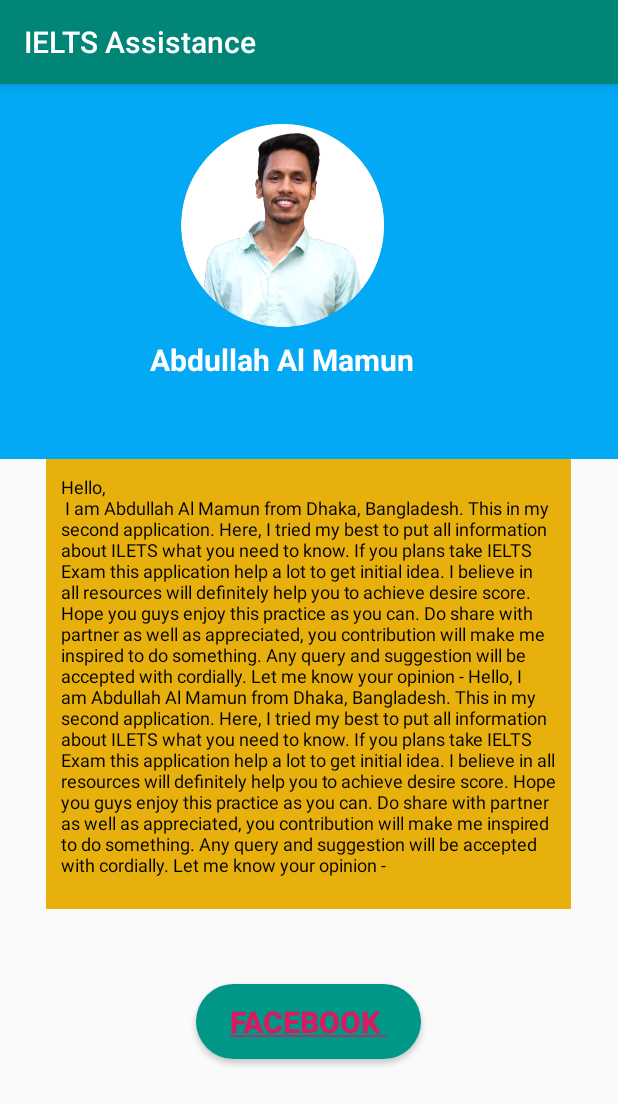
After one commit to Abdullahalmamun647/IELTSAssistance, an Android app: the author screen opened directly, with no data from a screen before it, on a phone screen of 412 x 824 dp. The commit adds this screen. Shown: the top 1104 px of the screen. Run offline under Robolectric (Android 15) with nearby library versions, the phone set to English and light mode, and no system bars.

Commit message:
IELTS Assistance

```diff
--- a/app/src/main/AndroidManifest.xml
+++ b/app/src/main/AndroidManifest.xml
@@ -9,10 +9,11 @@
         android:allowBackup="true"
         android:icon="@drawable/logo"
         android:label="@string/app_name"
-        android:roundIcon="@mipmap/ic_launcher_round"
+        android:roundIcon="@drawable/logo"
         android:supportsRtl="true"
         android:theme="@style/AppTheme">
-        <activity android:name=".resource"></activity>
+        <activity android:name=".author"></activity>
+        <activity android:name=".resource" />
         <activity android:name=".speaking" />
         <activity android:name=".listening" />
         <activity android:name=".writing" />
--- a/app/src/main/java/com/example/mamun/ieltsassistance/MainActivity.java
+++ b/app/src/main/java/com/example/mamun/ieltsassistance/MainActivity.java
@@ -3,24 +3,35 @@ package com.example.mamun.ieltsassistance;
 import android.content.Intent;
 import android.support.v7.app.AppCompatActivity;
 import android.os.Bundle;
+import android.view.LayoutInflater;
 import android.view.View;
 import android.widget.Button;
 import android.widget.ImageButton;
 import android.widget.ImageView;
+import android.widget.PopupWindow;
 import android.widget.Toast;
 
 public class MainActivity extends AppCompatActivity {
 ImageView listening1,reading1,writing,speaking;
 Button author1;
+
+
+
     @Override
     protected void onCreate(Bundle savedInstanceState) {
         super.onCreate(savedInstanceState);
         setContentView(R.layout.activity_main);
 author1=findViewById(R.id.author);
+author1.setOnClickListener(new View.OnClickListener() {
+    @Override
+    public void onClick(View view) {
+      //  startActivity(new Intent(MainActivity.this,pop.class));
+        Intent intent=new Intent(MainActivity.this,author.class);
+        startActivity(intent);
+    }
+});
 
     }
-
-
 
 
 
--- /dev/null
+++ b/app/src/main/java/com/example/mamun/ieltsassistance/author.java
@@ -0,0 +1,19 @@
+package com.example.mamun.ieltsassistance;
+
+import android.support.v7.app.AppCompatActivity;
+import android.os.Bundle;
+import android.text.method.LinkMovementMethod;
+import android.widget.Button;
+import android.widget.ImageView;
+
+public class author extends AppCompatActivity {
+Button face;
+    @Override
+    protected void onCreate(Bundle savedInstanceState) {
+        super.onCreate(savedInstanceState);
+        setContentView(R.layout.activity_author);
+        face=findViewById(R.id.facebook);
+        face.setMovementMethod(LinkMovementMethod.getInstance());
+
+    }
+}
--- /dev/null
+++ b/app/src/main/res/drawable/round.xml
@@ -0,0 +1,6 @@
+<?xml version="1.0" encoding="utf-8"?>
+<shape xmlns:android="http://schemas.android.com/apk/res/android">
+    <solid android:color="#009688"></solid>
+    <corners android:radius="40dp"></corners>
+
+</shape>
--- /dev/null
+++ b/app/src/main/res/layout/activity_author.xml
@@ -0,0 +1,79 @@
+<?xml version="1.0" encoding="utf-8"?>
+<LinearLayout xmlns:android="http://schemas.android.com/apk/res/android"
+    xmlns:app="http://schemas.android.com/apk/res-auto"
+    xmlns:tools="http://schemas.android.com/tools"
+    android:layout_width="match_parent"
+    android:orientation="vertical"
+
+    android:layout_height="match_parent"
+    tools:context=".author">
+<RelativeLayout
+    android:layout_width="match_parent"
+    android:layout_height="250dp"
+
+    android:background="#03A9F4">
+
+    <LinearLayout
+        android:layout_width="wrap_content"
+        android:layout_height="wrap_content"
+        android:layout_marginLeft="100dp"
+        android:layout_marginTop="20dp"
+        android:gravity="center"
+        android:orientation="vertical">
+
+        <ImageView
+            android:layout_width="150dp"
+            android:layout_height="150dp"
+            android:src="@drawable/mylogo" />
+        <LinearLayout
+            android:layout_width="wrap_content"
+            android:layout_height="wrap_content">
+            <TextView
+                android:layout_width="wrap_content"
+                android:layout_height="wrap_content"
+                android:text="Abdullah Al Mamun"
+                android:textColor="#FFFFFF"
+                android:textSize="20dp"
+                android:textStyle="bold" />
+
+        </LinearLayout>
+
+    </LinearLayout>
+
+</RelativeLayout>
+
+    <RelativeLayout
+        android:layout_width="350dp"
+        android:background="#E7B00D"
+   android:layout_gravity="center"
+        android:layout_height="300dp">
+
+
+
+                <TextView
+                    android:layout_width="wrap_content"
+                    android:layout_height="wrap_content"
+                    android:text="@string/opinion"
+                    android:padding="10dp"
+                    android:textSize="12dp"
+                    android:textColor="#000000"
+                  />
+
+
+    </RelativeLayout>
+
+<Button
+    android:layout_marginTop="50dp"
+    android:id="@+id/facebook"
+    android:layout_width="150dp"
+    android:text="@string/fb"
+    android:textStyle="bold"
+    android:textSize="20dp"
+    android:textColor="#FFFFFF"
+    android:layout_height="50dp"
+    android:background="@drawable/round"
+    android:layout_gravity="center"
+
+    />
+
+</LinearLayout>
--- a/app/src/main/res/layout/activity_main.xml
+++ b/app/src/main/res/layout/activity_main.xml
@@ -5,6 +5,7 @@
     android:layout_width="match_parent"
     android:layout_height="match_parent"
     tools:context=".MainActivity">
+
     <ScrollView
         android:layout_width="match_parent"
         android:layout_height="match_parent">
@@ -19,11 +20,12 @@
                 android:layout_width="wrap_content"
                 android:layout_height="wrap_content"
                 android:layout_alignParentTop="true"
+                android:layout_marginLeft="50dp"
                 android:layout_alignParentEnd="true"
                 android:layout_alignParentRight="true"
                 android:layout_marginTop="177dp"
                 android:layout_marginEnd="83dp"
-                android:layout_marginRight="83dp"
+                android:layout_marginRight="853dp"
                 android:onClick="ielts"
                 android:padding="0dp"
                 android:src="@drawable/ielts" />
@@ -42,7 +44,6 @@
                 android:src="@drawable/listening" />
 
             <ImageView
-                android:onClick="reading"
                 android:layout_width="wrap_content"
                 android:layout_height="wrap_content"
                 android:layout_alignParentTop="true"
@@ -51,6 +52,7 @@
                 android:layout_marginTop="324dp"
                 android:layout_marginEnd="-16dp"
                 android:layout_marginRight="-16dp"
+                android:onClick="reading"
                 android:padding="0dp"
                 android:src="@drawable/reading" />
 
@@ -68,6 +70,7 @@
                 android:src="@drawable/writing" />
 
             <ImageView
+
                 android:layout_width="wrap_content"
                 android:layout_height="wrap_content"
                 android:layout_alignParentTop="true"
@@ -94,6 +97,21 @@
                 android:padding="0dp"
                 android:src="@drawable/resource" />
 
+            <Button
+                 android:id="@+id/author"
+
+                android:layout_width="200dp"
+                android:layout_height="wrap_content"
+
+                android:layout_marginLeft="300dp"
+                android:layout_marginRight="20dp"
+                android:layout_marginTop="680dp"
+                android:layout_marginBottom="100dp"
+                android:background="@drawable/round"
+                android:text="Author"
+                android:textColor="#FFFFFF"
+                android:textSize="20dp"
+                android:textStyle="bold" />
 
         </RelativeLayout>
     </ScrollView>
@@ -104,14 +122,4 @@
         android:layout_height="170dp"
         android:src="@drawable/promo" />
 
-
-    <Button
-        android:id="@+id/author"
-        android:layout_width="wrap_content"
-        android:layout_height="wrap_content"
-        android:layout_alignParentTop="true"
-        android:layout_marginTop="673dp"
-        android:textStyle="bold"
-        android:background="#009688"
-        android:text="Author" />
 </RelativeLayout>
--- a/app/src/main/res/values/strings.xml
+++ b/app/src/main/res/values/strings.xml
@@ -135,9 +135,11 @@ Follow this Speaking test advice and try to talk fluently.
     </string>
     <string name="r7">
         <a href="https://www.englisch-hilfen.de/en/exercises_list/alle_grammar.htm">7. Basic Pronunciation practice  </a>
-    </string><string name="r8">
+    </string>
+    <string name="r8">
         <a href="https://www.bbc.co.uk/news/world">8. BBBC World news  </a>
-    </string><string name="r9">
+    </string>
+    <string name="r9">
         <a href="https://www.newscientist.com/">9. For Reading (News Science)  </a>
     </string>
     <string name="r10">
@@ -155,5 +157,12 @@ Follow this Speaking test advice and try to talk fluently.
     <string name="answeR2">
         <a href="https://www.ielts.org/-/media/pdfs/general-writing-answer-sheet-task-2.ashx?la=en">ILETS writing task-2 answer Sheet  </a>
     </string>
-
+    <string name="fb">
+        <a href="https://www.facebook.com/mamunyourboss">Facebook </a>
+    </string>
+<string name="opinion">Hello,\n
+I am Abdullah Al Mamun from Dhaka, Bangladesh. This in my second application. Here, I tried my best to put all information about ILETS what you need to know. If you plans take IELTS Exam this application help a lot to get initial idea. I believe in all resources will definitely help you to achieve desire score. Hope you guys enjoy this practice as you can. Do share with partner as well as appreciated, you contribution will make me inspired to do something. Any query and suggestion will be accepted with cordially. Let me know your opinion -
+Hello,
+I am Abdullah Al Mamun from Dhaka, Bangladesh. This in my second application. Here, I tried my best to put all information about ILETS what you need to know. If you plans take IELTS Exam this application help a lot to get initial idea. I believe in all resources will definitely help you to achieve desire score. Hope you guys enjoy this practice as you can. Do share with partner as well as appreciated, you contribution will make me inspired to do something. Any query and suggestion will be accepted with cordially. Let me know your opinion -
+</string>
 </resources>
```
Also changed, not shown: app/src/main/res/drawable/facebook.png (added), app/src/main/res/drawable/logo.png, app/src/main/res/drawable/mylogo.png (added). Lines whose indentation alone changed are shown as unchanged.
